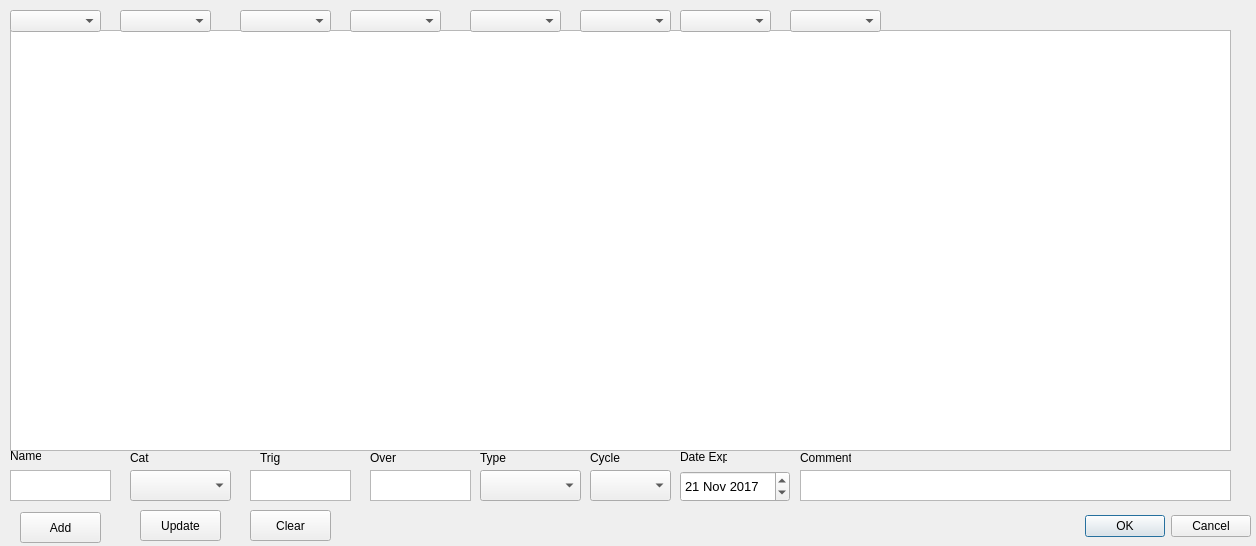
Qt form manageepredictions.ui (n6nq/checking) before a commit.
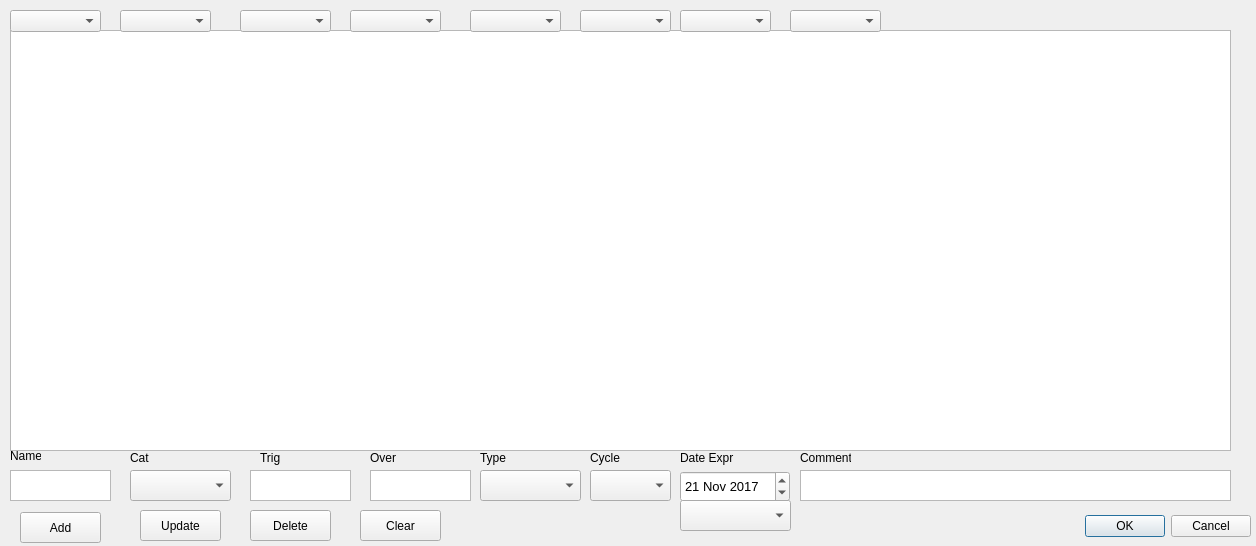
The same form after that commit.

Commit message: Progess in the predictions add/delete button actions.

Diff of the .ui file:
```diff
--- a/manageepredictions.ui
+++ b/manageepredictions.ui
@@ -318,8 +318,8 @@
     <rect>
      <x>680</x>
      <y>450</y>
-     <width>47</width>
-     <height>13</height>
+     <width>61</width>
+     <height>16</height>
     </rect>
    </property>
    <property name="font">
@@ -437,7 +437,7 @@
     <string>Update</string>
    </property>
   </widget>
-  <widget class="QPushButton" name="buttonClear">
+  <widget class="QPushButton" name="buttonDelete">
    <property name="geometry">
     <rect>
      <x>250</x>
@@ -447,9 +447,37 @@
     </rect>
    </property>
    <property name="text">
+    <string>Delete</string>
+   </property>
+  </widget>
+  <widget class="QPushButton" name="buttonClear">
+   <property name="geometry">
+    <rect>
+     <x>360</x>
+     <y>510</y>
+     <width>81</width>
+     <height>31</height>
+    </rect>
+   </property>
+   <property name="text">
     <string>Clear</string>
    </property>
   </widget>
+  <widget class="QComboBox" name="comboDate">
+   <property name="geometry">
+    <rect>
+     <x>680</x>
+     <y>500</y>
+     <width>111</width>
+     <height>31</height>
+    </rect>
+   </property>
+   <property name="font">
+    <font>
+     <pointsize>10</pointsize>
+    </font>
+   </property>
+  </widget>
  </widget>
  <resources/>
  <connections>
```
Left out of the diff: 2 changed lines with no effect on the pictures. The commit also changes 4 other files.
